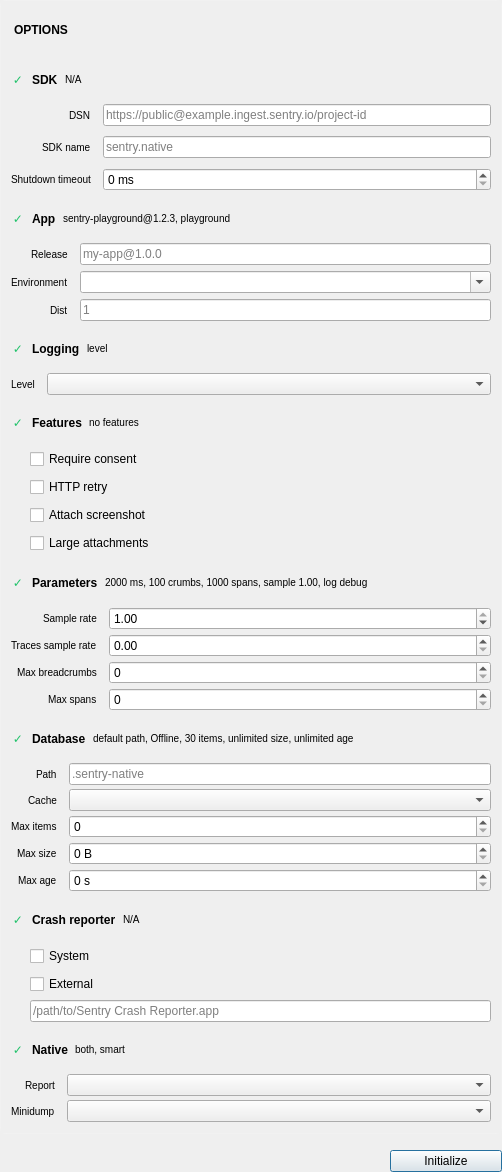
The window that src/initpane.ui (jpnurmi/sentry-playground) describes before a commit, drawn with Qt 5.
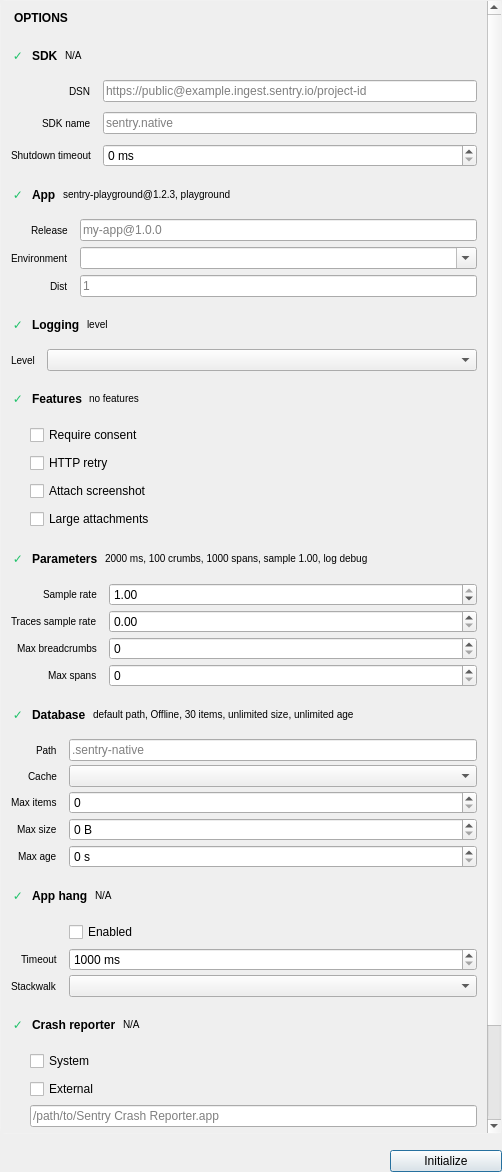
The same window after the commit.

Commit message:
Add app hang tracking
Add an App hang section to the Init pane for the enable, timeout,
and stackwalk mode options. While tracking is enabled, a main thread
timer calls `sentry_app_hang_heartbeat()` so the watchdog latches onto
the GUI thread. The Hang button blocks it for longer than the timeout,
directly or by waiting on a hung worker in worker mode.

Diff of the .ui file:
```diff
--- a/src/initpane.ui
+++ b/src/initpane.ui
@@ -1470,6 +1470,216 @@
                  </property>
                 </widget>
                </item>
+               <item>
+                <layout class="QHBoxLayout" name="appHangSummaryLayout">
+                 <property name="spacing">
+                  <number>7</number>
+                 </property>
+                 <property name="leftMargin">
+                  <number>10</number>
+                 </property>
+                 <property name="topMargin">
+                  <number>5</number>
+                 </property>
+                 <property name="rightMargin">
+                  <number>8</number>
+                 </property>
+                 <property name="bottomMargin">
+                  <number>5</number>
+                 </property>
+                 <item>
+                  <widget class="QLabel" name="appHangSummaryStatus">
+                   <property name="minimumSize">
+                    <size>
+                     <width>14</width>
+                     <height>0</height>
+                    </size>
+                   </property>
+                   <property name="maximumSize">
+                    <size>
+                     <width>14</width>
+                     <height>16777215</height>
+                    </size>
+                   </property>
+                   <property name="styleSheet">
+                    <string notr="true">color: #21c26a; font-weight: bold;</string>
+                   </property>
+                   <property name="text">
+                    <string>✓</string>
+                   </property>
+                   <property name="alignment">
+                    <set>Qt::AlignmentFlag::AlignCenter</set>
+                   </property>
+                  </widget>
+                 </item>
+                 <item>
+                  <widget class="QLabel" name="appHangSummaryTitle">
+                   <property name="styleSheet">
+                    <string notr="true">color: palette(text); font-weight: bold;</string>
+                   </property>
+                   <property name="text">
+                    <string>App hang</string>
+                   </property>
+                  </widget>
+                 </item>
+                 <item>
+                  <widget class="QLabel" name="appHangSummaryLabel">
+                   <property name="sizePolicy">
+                    <sizepolicy hsizetype="Expanding" vsizetype="Preferred">
+                     <horstretch>0</horstretch>
+                     <verstretch>0</verstretch>
+                    </sizepolicy>
+                   </property>
+                   <property name="styleSheet">
+                    <string notr="true">color: palette(placeholder-text); font-size: 10px;</string>
+                   </property>
+                   <property name="text">
+                    <string>N/A</string>
+                   </property>
+                  </widget>
+                 </item>
+                 <item>
+                  <spacer name="appHangSummarySpacer">
+                   <property name="orientation">
+                    <enum>Qt::Orientation::Horizontal</enum>
+                   </property>
+                   <property name="sizeHint" stdset="0">
+                    <size>
+                     <width>0</width>
+                     <height>0</height>
+                    </size>
+                   </property>
+                  </spacer>
+                 </item>
+                 <item>
+                  <widget class="QToolButton" name="appHangEditButton">
+                   <property name="toolTip">
+                    <string>Expand app hang options</string>
+                   </property>
+                   <property name="text">
+                    <string/>
+                   </property>
+                   <property name="checkable">
+                    <bool>true</bool>
+                   </property>
+                   <property name="autoRaise">
+                    <bool>true</bool>
+                   </property>
+                  </widget>
+                 </item>
+                </layout>
+               </item>
+               <item>
+                <layout class="QFormLayout" name="appHangDetailsFormLayout">
+                 <property name="fieldGrowthPolicy">
+                  <enum>QFormLayout::FieldGrowthPolicy::AllNonFixedFieldsGrow</enum>
+                 </property>
+                 <property name="labelAlignment">
+                  <set>Qt::AlignmentFlag::AlignRight|Qt::AlignmentFlag::AlignTrailing|Qt::AlignmentFlag::AlignVCenter</set>
+                 </property>
+                 <property name="formAlignment">
+                  <set>Qt::AlignmentFlag::AlignLeading|Qt::AlignmentFlag::AlignLeft|Qt::AlignmentFlag::AlignTop</set>
+                 </property>
+                 <property name="horizontalSpacing">
+                  <number>12</number>
+                 </property>
+                 <property name="verticalSpacing">
+                  <number>4</number>
+                 </property>
+                 <property name="leftMargin">
+                  <number>10</number>
+                 </property>
+                 <property name="topMargin">
+                  <number>8</number>
+                 </property>
+                 <property name="rightMargin">
+                  <number>10</number>
+                 </property>
+                 <property name="bottomMargin">
+                  <number>10</number>
+                 </property>
+                 <item row="0" column="1">
+                  <widget class="QCheckBox" name="enableAppHangTrackingBox">
+                   <property name="sizePolicy">
+                    <sizepolicy hsizetype="MinimumExpanding" vsizetype="Fixed">
+                     <horstretch>1</horstretch>
+                     <verstretch>0</verstretch>
+                    </sizepolicy>
+                   </property>
+                   <property name="minimumSize">
+                    <size>
+                     <width>0</width>
+                     <height>24</height>
+                    </size>
+                   </property>
+                   <property name="text">
+                    <string>Enabled</string>
+                   </property>
+                  </widget>
+                 </item>
+                 <item row="1" column="0">
+                  <widget class="QLabel" name="appHangTimeoutLabel">
+                   <property name="styleSheet">
+                    <string notr="true">color: palette(placeholder-text); font-size: 10px;</string>
+                   </property>
+                   <property name="text">
+                    <string>Timeout</string>
+                   </property>
+                  </widget>
+                 </item>
+                 <item row="1" column="1">
+                  <widget class="QSpinBox" name="appHangTimeoutBox">
+                   <property name="suffix">
+                    <string> ms</string>
+                   </property>
+                   <property name="minimum">
+                    <number>1000</number>
+                   </property>
+                   <property name="maximum">
+                    <number>600000</number>
+                   </property>
+                   <property name="singleStep">
+                    <number>1000</number>
+                   </property>
+                  </widget>
+                 </item>
+                 <item row="2" column="0">
+                  <widget class="QLabel" name="appHangThreadStackwalkModeLabel">
+                   <property name="styleSheet">
+                    <string notr="true">color: palette(placeholder-text); font-size: 10px;</string>
+                   </property>
+                   <property name="text">
+                    <string>Stackwalk</string>
+                   </property>
+                  </widget>
+                 </item>
+                 <item row="2" column="1">
+                  <widget class="QComboBox" name="appHangThreadStackwalkModeBox"/>
+                 </item>
+                </layout>
+               </item>
+               <item>
+                <widget class="QFrame" name="appHangSectionDivider">
+                 <property name="minimumSize">
+                  <size>
+                   <width>0</width>
+                   <height>1</height>
+                  </size>
+                 </property>
+                 <property name="maximumSize">
+                  <size>
+                   <width>16777215</width>
+                   <height>1</height>
+                  </size>
+                 </property>
+                 <property name="frameShape">
+                  <enum>QFrame::Shape::NoFrame</enum>
+                 </property>
+                 <property name="frameShadow">
+                  <enum>QFrame::Shadow::Plain</enum>
+                 </property>
+                </widget>
+               </item>
                <item>
                 <layout class="QHBoxLayout" name="crashReporterSummaryLayout">
                  <property name="spacing">
```
The commit also changes 8 other files.
